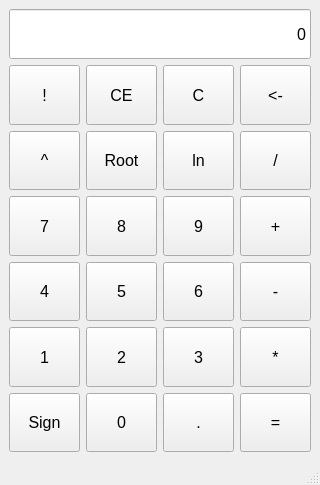
This is src/calc.ui in actisPRO/IVS as Qt 5 draws it before an edit. The edited form follows.
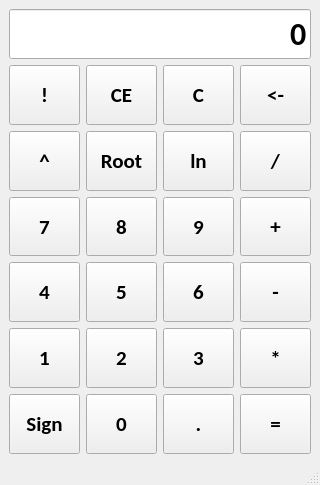
This is the edited form.

Commit message: better operations logic and keyboard controls

Patch:
```diff
--- a/src/calc.ui
+++ b/src/calc.ui
@@ -24,8 +24,10 @@
   </property>
   <property name="font">
    <font>
-    <family>Nirmala UI</family>
-    <pointsize>12</pointsize>
+    <family>Calibri</family>
+    <pointsize>16</pointsize>
+    <weight>75</weight>
+    <bold>true</bold>
    </font>
   </property>
   <property name="windowTitle">
@@ -33,6 +35,9 @@
   </property>
   <widget class="QWidget" name="centralwidget">
    <layout class="QVBoxLayout" name="verticalLayout_2">
+    <property name="bottomMargin">
+     <number>0</number>
+    </property>
     <item>
      <widget class="QLineEdit" name="lineEdit">
       <property name="sizePolicy">
@@ -47,6 +52,14 @@
         <height>50</height>
        </size>
       </property>
+      <property name="font">
+       <font>
+        <family>Calibri</family>
+        <pointsize>24</pointsize>
+        <weight>75</weight>
+        <bold>true</bold>
+       </font>
+      </property>
       <property name="focusPolicy">
        <enum>Qt::StrongFocus</enum>
       </property>
```
Left out of the diff: 4 changed lines with no effect on the pictures. The commit also changes 2 other files.
